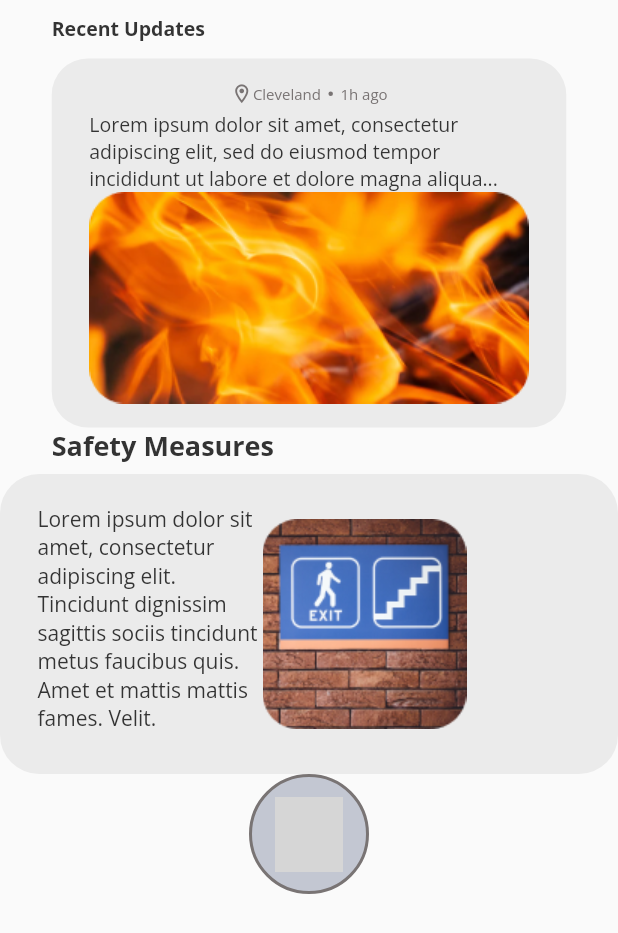
After one commit to reskillamericans/Wildfire-Group3-flutter, a Flutter app: the Dashboard screen opened by its route, on a phone screen of 412 x 824 dp. The commit adds this screen. Shown: the top 933 px of the screen. Run offline on Flutter 3.47's test engine with Material 2 defaults, Android fonts, the phone set to English and light mode, and no system bars; our stand-ins replace cloud_firestore, firebase_core, flutter_svg, google_fonts; accounts and stored records are empty; grey boxes are pictures that could not be loaded.

Commit message:
updated dashboard screen including tabs

```diff
--- /dev/null
+++ b/wildfire/lib/Screens/Dashboard/dashcontainers.dart
@@ -0,0 +1,230 @@
+import 'package:flutter/material.dart';
+import 'package:google_fonts/google_fonts.dart';
+
+class Dashboard extends StatefulWidget {
+  const Dashboard({Key? key}) : super(key: key);
+
+  @override
+  _DashboardState createState() => _DashboardState();
+}
+
+class _DashboardState extends State<Dashboard> {
+  @override
+  Widget build(BuildContext context) {
+    return Scaffold(
+      body: Container(
+        child: Stack(
+          children: [
+            Container(
+              child: Column(
+                children: [
+                  Positioned(
+                    child: Container(
+                      child: Column(
+                        children: [
+                          Padding(
+                            padding: EdgeInsets.only(top: 10),
+                          ),
+                          SizedBox(
+                            width: 343,
+                            height: 21,
+                            child: Text(
+                              "Recent Updates",
+                              style: GoogleFonts.openSans(
+                                textStyle: TextStyle(
+                                  color: Color(0xff333333),
+                                  fontSize: 13,
+                                  fontWeight: FontWeight.w700,
+                                ),
+                              ),
+                            ),
+                          ),
+                          SizedBox(height: 8),
+                          Container(
+                            decoration: BoxDecoration(
+                              borderRadius: BorderRadius.circular(24),
+                              color: Color(0xffebebeb),
+                            ),
+                            padding: const EdgeInsets.symmetric(
+                              horizontal: 25,
+                              vertical: 16,
+                            ),
+                            child: Column(
+                              children: [
+                                Row(
+                                  mainAxisSize: MainAxisSize.min,
+                                  mainAxisAlignment: MainAxisAlignment.center,
+                                  crossAxisAlignment: CrossAxisAlignment.center,
+                                  children: [
+                                    Container(
+                                      child: Icon(
+                                        Icons.location_on_outlined,
+                                        size: 15,
+                                        color: Color.fromRGBO(121, 116, 116, 1),
+                                      ),
+                                    ),
+                                    Text(
+                                      "Cleveland",
+                                      style: GoogleFonts.openSans(
+                                        textStyle: TextStyle(
+                                          color: Color(0xff797474),
+                                          fontSize: 10,
+                                        ),
+                                      ),
+                                    ),
+                                    SizedBox(width: 5),
+                                    Container(
+                                      width: 3,
+                                      height: 3,
+                                      decoration: BoxDecoration(
+                                        shape: BoxShape.circle,
+                                        color: Color(0xff797474),
+                                      ),
+                                    ),
+                                    SizedBox(width: 5),
+                                    Text(
+                                      "1h ago",
+                                      style: GoogleFonts.openSans(
+                                        textStyle: TextStyle(
+                                          color: Color(0xff797474),
+                                          fontSize: 10,
+                                        ),
+                                      ),
+                                    ),
+                                  ],
+                                ),
+                                SizedBox(height: 4),
+                                SizedBox(
+                                  width: 293,
+                                  child: Text(
+                                    "Lorem ipsum dolor sit amet, consectetur adipiscing elit, sed do eiusmod tempor incididunt ut labore et dolore magna aliqua...",
+                                    style: GoogleFonts.openSans(
+                                      textStyle: TextStyle(
+                                        color: Color(0xff333333),
+                                        fontSize: 13,
+                                      ),
+                                    ),
+                                  ),
+                                ),
+                                Container(
+                                  width: 293,
+                                  height: 141,
+                                  decoration: BoxDecoration(
+                                    borderRadius: BorderRadius.circular(24),
+                                  ),
+                                  child: Image(
+                                    image: AssetImage('assets/dashfire.png'),
+                                  ),
+                                ),
+                              ],
+                            ),
+                          ),
+                        ],
+                      ),
+                    ),
+                  ),
+                  Positioned(
+                    top: 350,
+                    child: Column(
+                      children: [
+                        SizedBox(
+                          width: 343,
+                          height: 23,
+                          child: Text(
+                            "Safety Measures",
+                            style: GoogleFonts.openSans(
+                              textStyle: TextStyle(
+                                color: Color(0xff333333),
+                                fontSize: 18,
+                                fontWeight: FontWeight.w700,
+                              ),
+                            ),
+                          ),
+                        ),
+                        SizedBox(height: 8),
+                        Container(
+                          decoration: BoxDecoration(
+                            borderRadius: BorderRadius.circular(26),
+                            color: Color(0xffebebeb),
+                          ),
+                          padding: const EdgeInsets.symmetric(
+                            horizontal: 25,
+                            vertical: 20,
+                          ),
+                          child: Row(
+                            children: [
+                              SizedBox(
+                                width: 150,
+                                height: 160,
+                                child: Text(
+                                  "Lorem ipsum dolor sit amet, consectetur adipiscing elit. Tincidunt dignissim sagittis sociis tincidunt metus faucibus quis. Amet et mattis mattis fames. Velit.",
+                                  style: GoogleFonts.openSans(
+                                    textStyle: TextStyle(
+                                      color: Color(0xff333333),
+                                      fontSize: 14,
+                                    ),
+                                  ),
+                                ),
+                              ),
+                              Container(
+                                decoration: BoxDecoration(
+                                  borderRadius: BorderRadius.circular(24),
+                                ),
+                                child: Image(
+                                  image: AssetImage('assets/dashsafety.png'),
+                                ),
+                              ),
+                            ],
+                          ),
+                        ),
+                      ],
+                    ),
+                  ),
+                  Positioned(
+                    left: 269,
+                    top: 506,
+                    child: Container(
+                      width: 80,
+                      height: 80,
+                      child: Stack(
+                        children: [
+                          Container(
+                            width: 80,
+                            height: 80,
+                            decoration: BoxDecoration(
+                              shape: BoxShape.circle,
+                              border: Border.all(
+                                color: Color(0xff797474),
+                                width: 2,
+                              ),
+                              color: Color(0xffc3c7d2),
+                            ),
+                          ),
+                          Positioned.fill(
+                            child: Align(
+                              alignment: Alignment.center,
+                              child: Container(
+                                width: 45,
+                                height: 50,
+                                decoration: BoxDecoration(
+                                  image: DecorationImage(
+                                    image: AssetImage('assets/firebutton.png'),
+                                  ),
+                                  borderRadius: BorderRadius.circular(8),
+                                ),
+                              ),
+                            ),
+                          ),
+                        ],
+                      ),
+                    ),
+                  ),
+                ],
+              ),
+            ),
+          ],
+        ),
+      ),
+    );
+  }
+}
--- a/wildfire/lib/Screens/OnBoarding.dart
+++ b/wildfire/lib/Screens/onboarding/OnBoarding.dart
@@ -1,7 +1,7 @@
 import 'package:flutter/material.dart';
 import 'package:google_fonts/google_fonts.dart';
-import 'package:wildfire/Screens/model.dart';
-import 'package:wildfire/Screens/template.dart';
+import 'package:wildfire/Screens/onboarding/model.dart';
+import 'package:wildfire/Screens/onboarding/template.dart';
 
 
 class OnBoarding extends StatefulWidget {
--- a/wildfire/lib/Screens/template.dart
+++ b/wildfire/lib/Screens/onboarding/template.dart
@@ -1,6 +1,6 @@
 import 'package:flutter/material.dart';
 import 'package:google_fonts/google_fonts.dart';
-import 'package:wildfire/Screens/model.dart';
+import 'package:wildfire/Screens/onboarding/model.dart';
 
 
 
--- a/wildfire/pubspec.yaml
+++ b/wildfire/pubspec.yaml
@@ -28,6 +28,7 @@ dependencies:
   flutter_svg: ^0.22.0
   page_indicator: ^0.4.1
   google_fonts: ^2.1.0
+
 
 
   # The following adds the Cupertino Icons font to your application.
```
Also changed, not shown: wildfire/lib/Screens/Dashboard/Navigation.dart (added, +17 -0 lines), wildfire/lib/Screens/Dashboard/drawer.dart (added, +86 -0 lines), wildfire/lib/Screens/Dashboard/tabs.dart (added, +61 -0 lines), wildfire/lib/Screens/appbar.dart (added, +19 -0 lines), wildfire/lib/main.dart (+5 -15 lines), wildfire/assets/aliveicon.png (added), wildfire/assets/dashfire.png (added), wildfire/assets/dashsafety.png (added), wildfire/assets/firebutton.svg (added), wildfire/assets/updatebell.png (added), wildfire/lib/Screens/onboarding/model.dart (renamed from wildfire/lib/Screens/model.dart).
